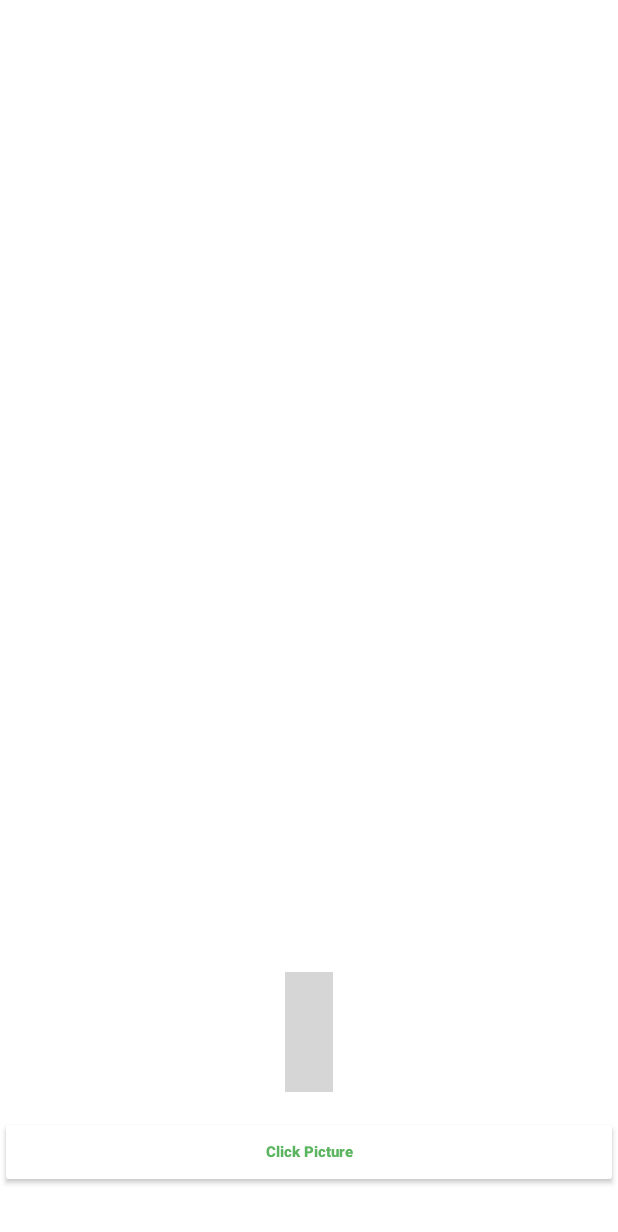
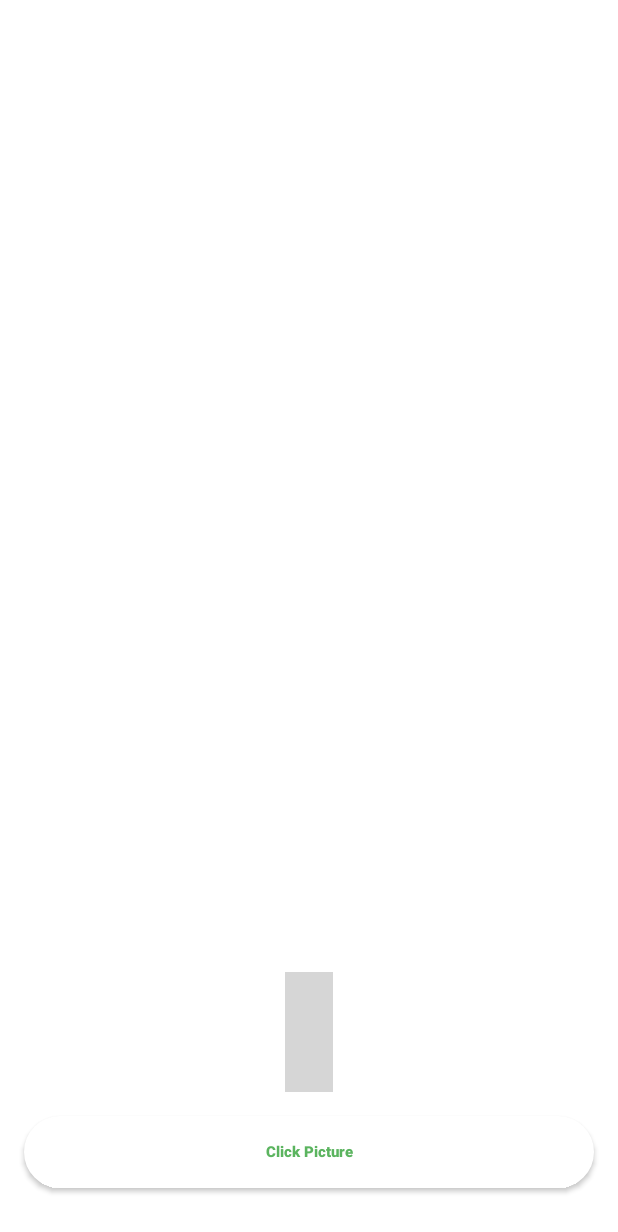
Before and after one commit to Yasir896/EyePdCalculator, an Android app: the layout fragment_on_boarding_slider.xml on its own in the app's theme, with its tools: preview values and no code run, on a phone screen of 412 x 824 dp. Shown: the top 1232 px of the screen. Run offline under Robolectric (Android 15) with nearby library versions, the phone set to English and light mode, and no system bars; plain views replace CircleIndicator3; grey boxes are pictures that could not be loaded.

Commit message:
Button Style added for onbaording screen.

```diff
--- a/app/src/main/java/com/techlads/eyepdcalculator/ui/ResultDialog.kt
+++ b/app/src/main/java/com/techlads/eyepdcalculator/ui/ResultDialog.kt
@@ -40,14 +40,12 @@ class ResultDialog: DialogFragment() {
                 window?.attributes?.gravity = Gravity.CENTER
                 window?.setBackgroundDrawable(ColorDrawable(Color.TRANSPARENT))
             }
-
-
     }
 
     @SuppressLint("SetTextI18n")
     fun getDataFromArguments() {
         val result: String? = arguments?.getString(Constatns.PD_RESULT)
-        binding.resultTv.text = "Your Pupillary distance is: ${result}"
+        binding.resultTv.text = "Your Pupillary distance is: $result"
     }
 
     fun setListener() {
@@ -56,7 +54,6 @@ class ResultDialog: DialogFragment() {
         }
     }
 
-
     interface OnCloseClickListener {
         fun onClose(dialogFragment: Dialog?)
     }
--- /dev/null
+++ b/app/src/main/res/drawable/button_white_background.xml
@@ -0,0 +1,24 @@
+<?xml version="1.0" encoding="utf-8"?>
+<selector xmlns:android="http://schemas.android.com/apk/res/android">
+    <item android:state_pressed="true" >
+        <shape android:shape="rectangle"  >
+            <corners android:radius="40dp" />
+            <!--<stroke android:width="1dip" android:color="@color/whiteish" />-->
+            <gradient android:angle="-90" android:startColor="@color/whiteish" android:endColor="@color/whiteish"  />
+        </shape>
+    </item>
+    <item android:state_focused="true">
+        <shape android:shape="rectangle"  >
+            <corners android:radius="20dp" />
+            <stroke android:width="1dip" android:color="@color/white" />
+            <solid android:color="@color/white"/>
+        </shape>
+    </item>
+    <item >
+        <shape android:shape="rectangle"  >
+            <corners android:radius="40dp" />
+            <stroke android:width="1dip" android:color="@color/white" />
+            <gradient android:angle="-90" android:startColor="@color/white" android:endColor="@color/white" />
+        </shape>
+    </item>
+</selector>
--- a/app/src/main/res/layout/fragment_current_on_boarding.xml
+++ b/app/src/main/res/layout/fragment_current_on_boarding.xml
@@ -6,7 +6,7 @@
     xmlns:app="http://schemas.android.com/apk/res-auto"
     android:padding="16dp"
     android:background="@drawable/activity_background"
-    tools:context=".CurrentOnBoardingFragment">
+    tools:context=".ui.CurrentOnBoardingFragment">
 
     <TextView
         android:id="@+id/guideLineText"
--- a/app/src/main/res/layout/fragment_on_boarding_slider.xml
+++ b/app/src/main/res/layout/fragment_on_boarding_slider.xml
@@ -33,7 +33,10 @@
         android:layout_height="wrap_content"
         android:text="@string/click_picture"
         style="@style/primaryButton"
+        android:background="@drawable/button_white_background"
         android:layout_marginBottom="32dp"
+        android:layout_marginStart="16dp"
+        android:layout_marginEnd="16dp"
         app:layout_constraintBottom_toBottomOf="parent"/>
 
 </androidx.constraintlayout.widget.ConstraintLayout>
--- a/app/src/main/res/values/colors.xml
+++ b/app/src/main/res/values/colors.xml
@@ -7,6 +7,7 @@
     <color name="teal_700">#FF018786</color>
     <color name="black">#FF000000</color>
     <color name="white">#FFFFFFFF</color>
+    <color name="whiteish">#858282</color>
     <color name="green">#5BB45F</color>
     <color name="lightGreen">#5bbd22</color>
     <color name="darkGreen">#1e6e1a</color>
```
